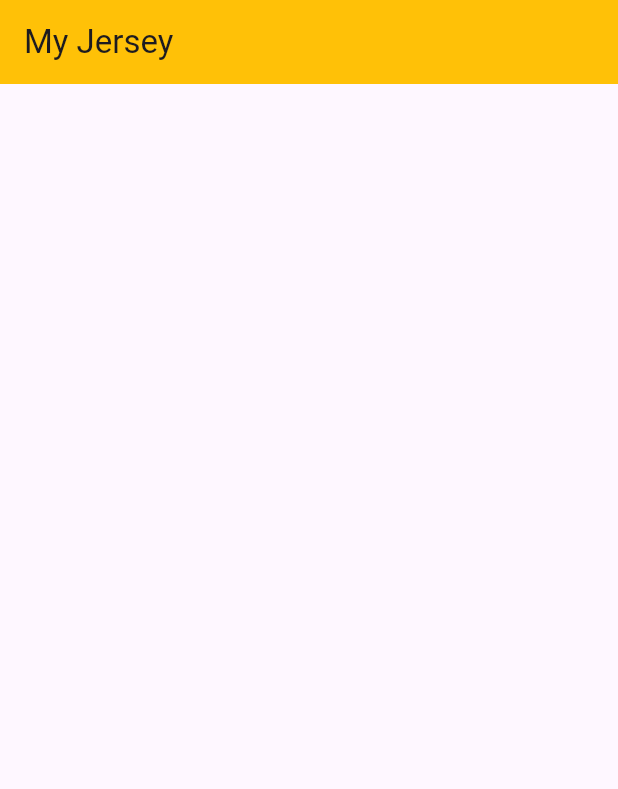
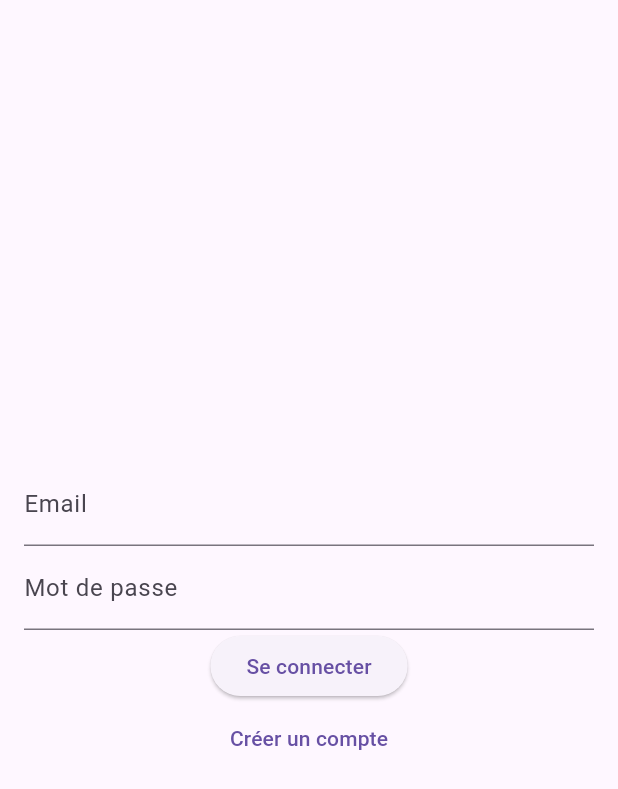
Before and after one commit to paisible7/MY-_JERSEY_APP, a Flutter app: the screen it shows after launch, on a phone screen of 412 x 824 dp. Shown: the top 789 px of the screen. Run offline on Flutter 3.47's test engine with Material 3 defaults, Android fonts, the phone set to English and light mode, and no system bars; our stand-ins replace supabase_flutter; accounts and stored records are empty.

Commit message:
COMMIT_02_AVRIL_2025 ==> ajout de login et signup et initalisation des tables supabase

```diff
--- a/lib/main.dart
+++ b/lib/main.dart
@@ -1,13 +1,12 @@
 import 'package:flutter/material.dart';
+import 'package:myjersey/core/utils/supabase_init.dart';
+import 'package:myjersey/presentation/screens/Login_Screen.dart';
+import 'package:myjersey/presentation/screens/Signup_Screen.dart';
 import 'presentation/screens/HomeScreen.dart';
-import 'package:supabase_flutter/supabase_flutter.dart';
 
 void main() async {
   WidgetsFlutterBinding.ensureInitialized();
-  await Supabase.initialize(
-    url: "https://wfzkwqicqeiegoudcdro.supabase.co" ,
-    anonKey: "eyJhbGciOiJIUzI1NiIsInR5cCI6IkpXVCJ9.eyJpc3MiOiJzdXBhYmFzZSIsInJlZiI6Indmemt3cWljcWVpZWdvdWRjZHJvIiwicm9sZSI6ImFub24iLCJpYXQiOjE3NDM1ODYyMzYsImV4cCI6MjA1OTE2MjIzNn0.C9ySRTy0eT4yEQNtFgqrnZRWFNqCARQzlFYLHwWcG6w" ,
-  );
+  await SupabaseConfig.initialize();
   runApp(const MyJersey());
 }
 
@@ -17,7 +16,12 @@ class MyJersey extends StatelessWidget {
   @override
   Widget build(BuildContext context) {
     return MaterialApp(
-      home: Homescreen(),
+      initialRoute: '/login',
+      routes: {
+        '/login': (context) => LoginScreen(),
+        '/signup': (context) => SignupScreen(),
+        '/home': (context) => Homescreen(),
+      },
     );
   }
 }
--- /dev/null
+++ b/lib/presentation/screens/Login_Screen.dart
@@ -0,0 +1,56 @@
+import 'package:flutter/material.dart';
+import 'package:supabase_flutter/supabase_flutter.dart';
+
+class LoginScreen extends StatefulWidget {
+  @override
+  _LoginScreenState createState() => _LoginScreenState();
+}
+
+class _LoginScreenState extends State<LoginScreen> {
+  final _emailController = TextEditingController();
+  final _passwordController = TextEditingController();
+
+  Future<void> _login() async {
+    try {
+      final response = await Supabase.instance.client.auth.signInWithPassword(
+        email: _emailController.text.trim(),
+        password: _passwordController.text,
+      );
+      if (response.user != null) {
+        Navigator.pushReplacementNamed(context, '/home');
+      }
+    } on AuthException catch (e) {
+      ScaffoldMessenger.of(context).showSnackBar(
+        SnackBar(content: Text('Erreur: ${e.message}')),
+      );
+    }
+  }
+
+  @override
+  Widget build(BuildContext context) {
+    return Scaffold(
+      body: Padding(
+        padding: EdgeInsets.all(16.0),
+        child: Column(
+          mainAxisAlignment: MainAxisAlignment.center,
+          children: [
+            TextField(
+              controller: _emailController,
+              decoration: InputDecoration(labelText: 'Email'),
+            ),
+            TextField(
+              controller: _passwordController,
+              obscureText: true,
+              decoration: InputDecoration(labelText: 'Mot de passe'),
+            ),
+            ElevatedButton(onPressed: _login, child: Text('Se connecter')),
+            TextButton(
+              onPressed: () => Navigator.pushNamed(context, '/signup'),
+              child: Text('Créer un compte'),
+            ),
+          ],
+        ),
+      ),
+    );
+  }
+}
```
Also changed, not shown: lib/core/utils/supabase_init.dart (added, +11 -0 lines), lib/presentation/screens/Signup_Screen.dart (added, +61 -0 lines).
